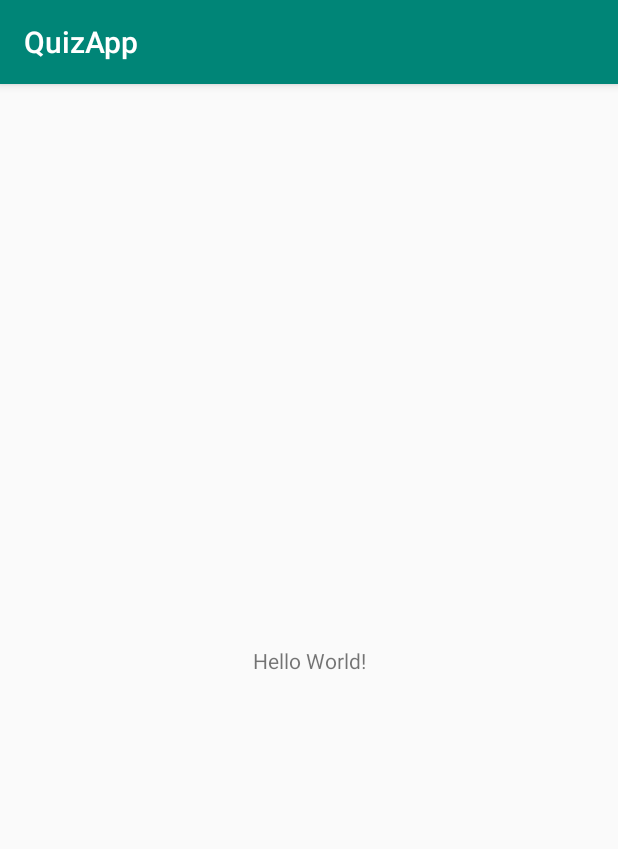
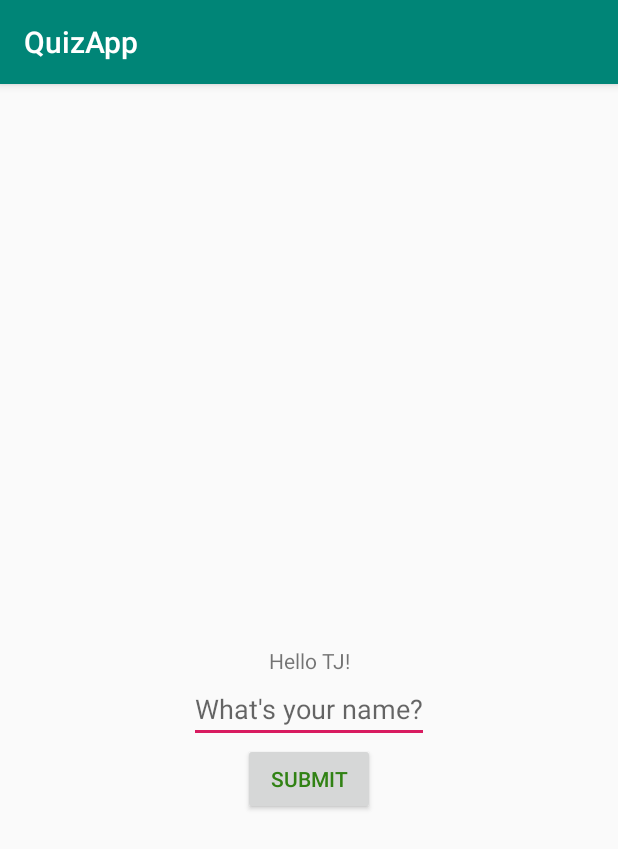
Before and after one commit to MildlyJealousJellyBean/dlt-ma, an Android app: the screen it shows after launch (MainActivity), on a phone screen of 412 x 824 dp. Shown: the top 849 px of the screen. Run offline under Robolectric (Android 15) with nearby library versions, the phone set to English and light mode, and no system bars.

Commit message:
Finished up until step 4

```diff
--- a/Quiz App/app/src/main/res/layout/activity_main.xml
+++ b/Quiz App/app/src/main/res/layout/activity_main.xml
@@ -7,12 +7,34 @@
     tools:context=".MainActivity">
 
     <TextView
+        android:id="@+id/textBox"
         android:layout_width="wrap_content"
         android:layout_height="wrap_content"
-        android:text="Hello World!"
+        android:text="@string/center_text"
         app:layout_constraintBottom_toBottomOf="parent"
         app:layout_constraintLeft_toLeftOf="parent"
         app:layout_constraintRight_toRightOf="parent"
         app:layout_constraintTop_toTopOf="parent" />
 
+    <EditText
+        android:id="@+id/responseEditText"
+        android:layout_width="wrap_content"
+        android:layout_height="wrap_content"
+        android:hint="@string/hint_text"
+        app:layout_constraintTop_toBottomOf="@+id/textBox"
+        app:layout_constraintLeft_toLeftOf="parent"
+        app:layout_constraintRight_toRightOf="parent"
+        />
+
+    <Button
+        android:id="@+id/clickButton"
+        android:layout_width="wrap_content"
+        android:layout_height="wrap_content"
+        android:text="@string/click_button"
+        android:textColor="#318214"
+        android:textAllCaps="true"
+        app:layout_constraintTop_toBottomOf="@+id/responseEditText"
+        app:layout_constraintLeft_toLeftOf="parent"
+        app:layout_constraintRight_toRightOf="parent"
+        />
 </androidx.constraintlayout.widget.ConstraintLayout>
--- a/Quiz App/app/src/main/res/values/strings.xml
+++ b/Quiz App/app/src/main/res/values/strings.xml
@@ -1,3 +1,6 @@
 <resources>
     <string name="app_name">QuizApp</string>
+    <string name="center_text">Hello TJ!</string>
+    <string name="hint_text">What\'s your name?</string>
+    <string name="click_button">Submit</string>
 </resources>
```
